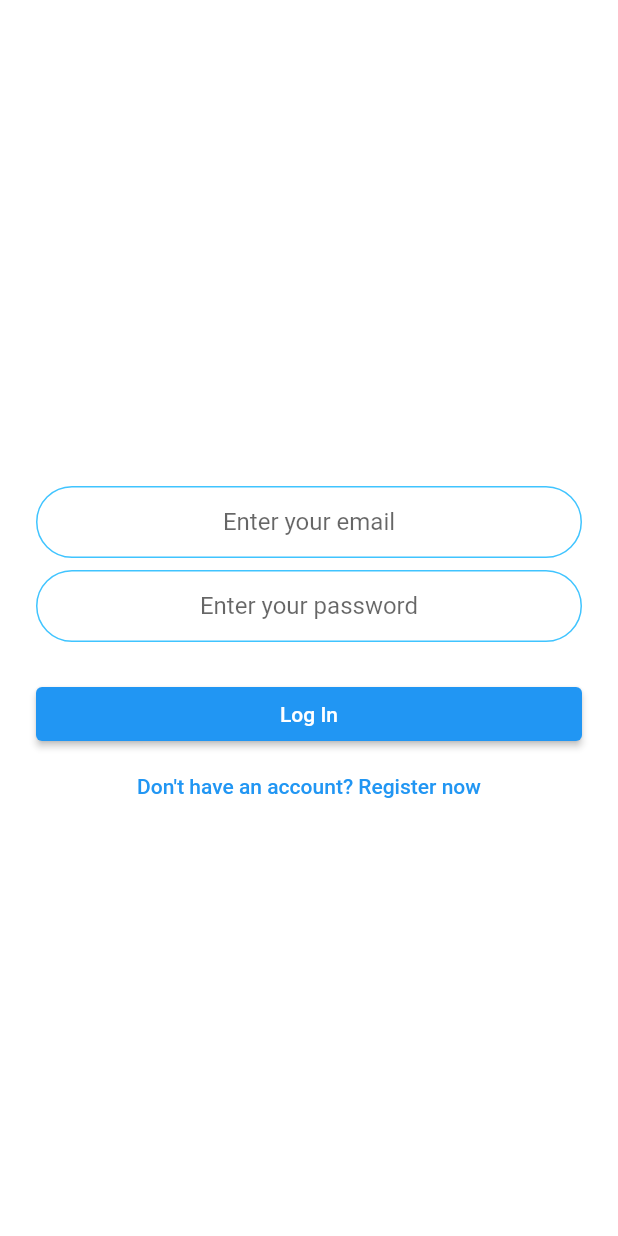
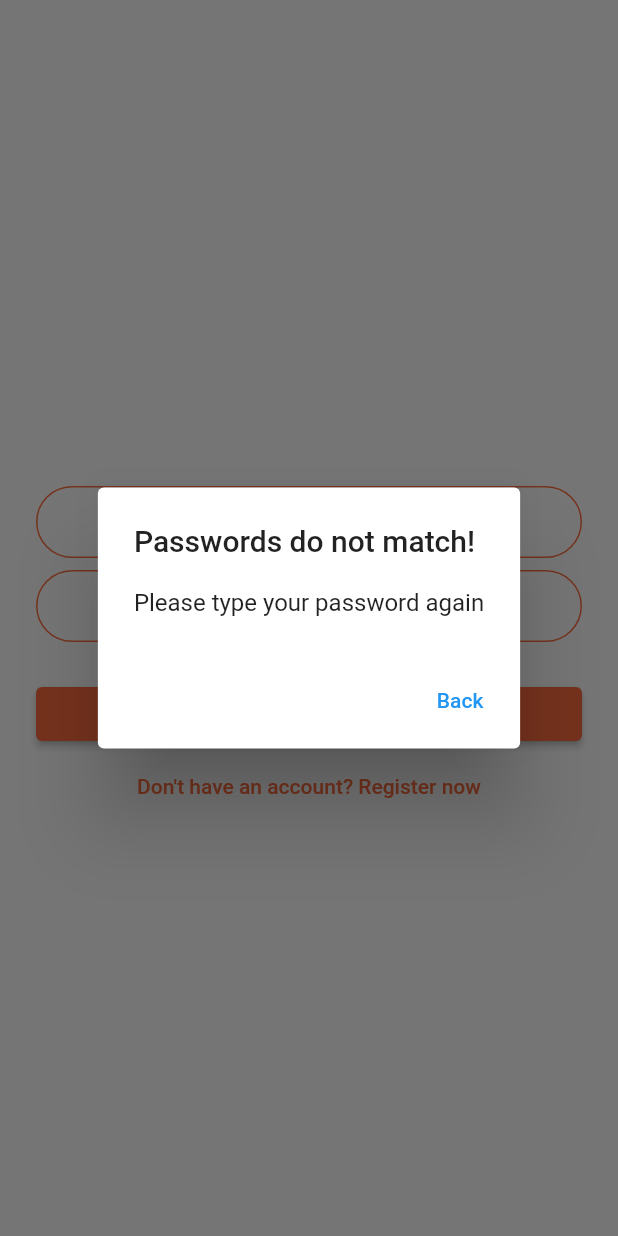
Before and after one commit to PW-MiNI-SE2-2022-Group-3/Cookly_group2, a Flutter app: the screen it shows after launch, after a tap on "Log In", on a phone screen of 412 x 824 dp. Run offline on Flutter 3.47's test engine with Material 2 defaults, Android fonts, the phone set to English and light mode, and no system bars; drawn by our look-alikes of modal_progress_hud_nsn; our stand-ins replace get; accounts and stored records are empty.

Commit message:
unified style with front, info message on login screen on incorrect login

```diff
--- a/mobile/lib/Screens/login_screen.dart
+++ b/mobile/lib/Screens/login_screen.dart
@@ -94,20 +94,29 @@ class _LoginScreenState extends State<LoginScreen> {
                 height: 24.0,
               ),
               ElevatedButton(
-
+                style: kButtonStyle,
                   onPressed: () async {
                     try {
-                      setState(() {
-                        isLoading = true;
-                      });
-                      var resCode = await cooklyProvider.loginMethod(email, password, http.Client());
+                      if(password.isEmpty || email.isEmpty){
+                        ErrorNotification(
+                            context: context,
+                            title: 'Passwords do not match!',
+                            text: 'Please type your password again',
+                            answer: 'Back');
+                      }else{
+                        setState(() {
+                          isLoading = true;
+                        });
+                        var resCode = await cooklyProvider.loginMethod(email, password, http.Client());
                         setState(() {
                           isLoading = false;
                           if(resCode==200) {
                             Navigator.pushNamed(context, 'main');
                           } else{
                           }
-                      });
+                        });
+                      }
+
                     } catch (e) {
                       if (kDebugMode) {
                         print(e);
@@ -120,12 +129,12 @@ class _LoginScreenState extends State<LoginScreen> {
                   child: Text("Log In")),
               TextButton(
                 style: TextButton.styleFrom(
-                    // textStyle: const TextStyle(fontSize: 20),
+
                     ),
                 onPressed: () {
                   Navigator.pushNamed(context, 'register');
                 },
-                child: const Text("Don't have an account? Register now"),
+                child: const Text("Don't have an account? Register now", style: TextStyle(color: Colors.deepOrangeAccent),),
               ),
             ],
           ),
--- a/mobile/lib/Screens/register_screen.dart
+++ b/mobile/lib/Screens/register_screen.dart
@@ -117,6 +117,7 @@ class _RegisterScreenState extends State<RegisterScreen> {
                       height: 100,
                     ),
                     ElevatedButton(
+                      style: kButtonStyle,
                         key: Key("register_button"),
                         onPressed: () async {
                           print(email);
--- a/mobile/lib/Utilities/constants.dart
+++ b/mobile/lib/Utilities/constants.dart
@@ -1,4 +1,6 @@
 import 'package:flutter/material.dart';
+
+final ButtonStyle kButtonStyle = ElevatedButton.styleFrom(primary: Colors.deepOrangeAccent);
 
 const kTextFieldDecoration = InputDecoration(
   hintText: '',
@@ -7,11 +9,11 @@ const kTextFieldDecoration = InputDecoration(
     borderRadius: BorderRadius.all(Radius.circular(32.0)),
   ),
   enabledBorder: OutlineInputBorder(
-    borderSide: BorderSide(color: Colors.lightBlueAccent, width: 1.0),
+    borderSide: BorderSide(color: Colors.deepOrangeAccent, width: 1.0),
     borderRadius: BorderRadius.all(Radius.circular(32.0)),
   ),
   focusedBorder: OutlineInputBorder(
-    borderSide: BorderSide(color: Colors.lightBlueAccent, width: 2.0),
+    borderSide: BorderSide(color: Colors.deepOrangeAccent, width: 2.0),
     borderRadius: BorderRadius.all(Radius.circular(32.0)),
   ),
 );
```
Also changed, not shown: 1 other file.
